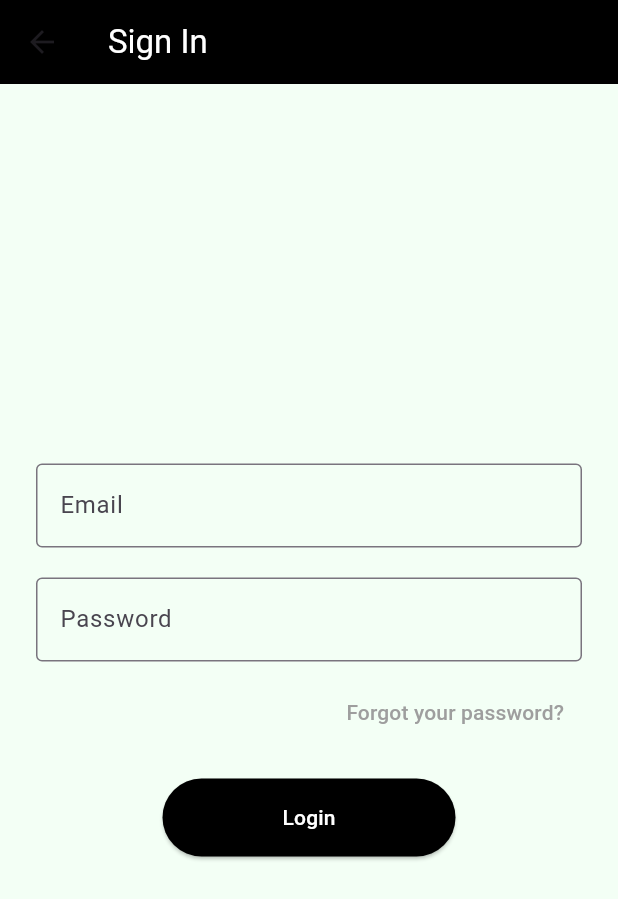
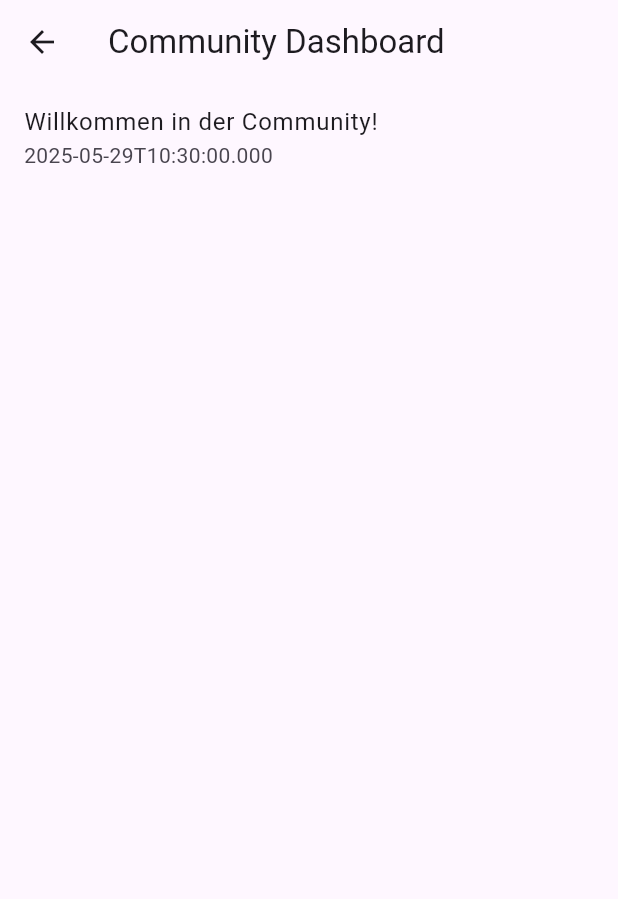
Before and after one commit to felixkiupel/winfprojekt, a Flutter app: the LoginScreen screen opened by its route, after a tap on "Forgot your password?", on a phone screen of 412 x 824 dp. Shown: the top 899 px of the screen. Run offline on Flutter 3.47's test engine with Material 3 defaults, Android fonts, the phone set to English and light mode, and no system bars.

Commit message:
feat: implement dashboard & push feature (#12)

```diff
--- a/frontend/lib/main.dart
+++ b/frontend/lib/main.dart
@@ -1,7 +1,8 @@
 import 'package:flutter/material.dart';
-import 'welcome_screen.dart';
-import 'login_screen.dart';
-import 'QRScannerScreen.dart';
+import 'screens/welcome_screen.dart';
+import 'screens/login_screen.dart';
+import 'screens/QRScannerScreen.dart';
+import 'screens/dashboard_screen.dart';
 
 void main() {
   runApp(const MedApp());
@@ -18,6 +19,7 @@
       routes: {
         '/login': (_) => const LoginScreen(),
         '/qr': (_) => const QRScannerScreen(),
+        '/dashboard': (_) => const DashboardScreen(),
       },
     );
   }
--- /dev/null
+++ b/frontend/lib/models/message.dart
@@ -0,0 +1,8 @@
+// lib/models/message.dart
+class Message {
+  String content;
+  DateTime timestamp;
+  bool read;
+
+  Message(this.content, this.timestamp, this.read);
+}
--- /dev/null
+++ b/frontend/lib/screens/dashboard_screen.dart
@@ -0,0 +1,70 @@
+// lib/screens/dashboard_screen.dart
+import 'package:flutter/material.dart';
+import '../widgets/notification_banner.dart';
+import '../models/message.dart';
+
+class DashboardScreen extends StatefulWidget {
+  const DashboardScreen({super.key});
+
+  @override
+  State<DashboardScreen> createState() => _DashboardScreenState();
+}
+
+class _DashboardScreenState extends State<DashboardScreen> {
+  List<Message> messages = [];
+  Message? pushNotification;
+
+
+  void markAsRead() {
+    setState(() {
+      if (pushNotification != null) {
+        pushNotification!.read = true;
+      }
+    });
+  }
+
+  @override
+  void initState() {
+    super.initState();
+
+    // Beispielhafte Community-Meldung
+    messages = [
+      Message("Willkommen in der Community!", DateTime.now().subtract(const Duration(days: 1)), true),
+    ];
+
+    // Simulierter Push
+    Future.delayed(const Duration(seconds: 2), () {
+      setState(() {
+        pushNotification = Message("Neue Gesundheitsinfo verfügbar!", DateTime.now(), false);
+      });
+    });
+  }
+
+
+
+  @override
+  Widget build(BuildContext context) {
+    return Scaffold(
+      appBar: AppBar(title: const Text('Community Dashboard')),
+      body: Column(
+        children: [
+          if (pushNotification != null && !pushNotification!.read)
+            NotificationBanner(
+              message: pushNotification!,
+              onRead: markAsRead,
+            ),
+          Expanded(
+            child: ListView(
+              children: messages
+                  .map((msg) => ListTile(
+                        title: Text(msg.content),
+                        subtitle: Text(msg.timestamp.toIso8601String()),
+                      ))
+                  .toList(),
+            ),
+          ),
+        ],
+      ),
+    );
+  }
+}
--- a/frontend/lib/login_screen.dart
+++ b/frontend/lib/screens/login_screen.dart
@@ -41,6 +41,8 @@ class LoginScreen extends StatelessWidget {
               child: TextButton(
                 onPressed: () {
                   // Add forgot password logic here
+                    Navigator.pushReplacementNamed(context, '/dashboard');
+
                 },
                 child: const Text(
                   'Forgot your password?',
@@ -52,6 +54,8 @@ class LoginScreen extends StatelessWidget {
             ElevatedButton(
               onPressed: () {
                 // Add login logic here
+                  Navigator.pushReplacementNamed(context, '/dashboard');
+
               },
               style: ElevatedButton.styleFrom(
                 backgroundColor: Colors.black,
```
Also changed, not shown: frontend/lib/widgets/notification_banner.dart (added, +29 -0 lines), frontend/lib/screens/QRScannerScreen.dart (renamed from frontend/lib/QRScannerScreen.dart), frontend/lib/screens/welcome_screen.dart (renamed from frontend/lib/welcome_screen.dart), frontend/pubspec.lock, 11 other files.
